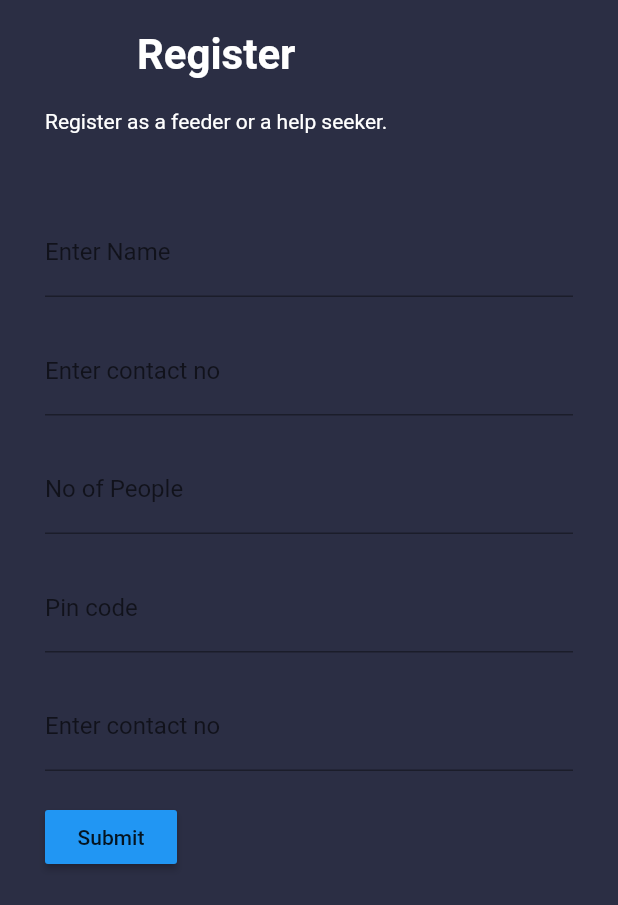
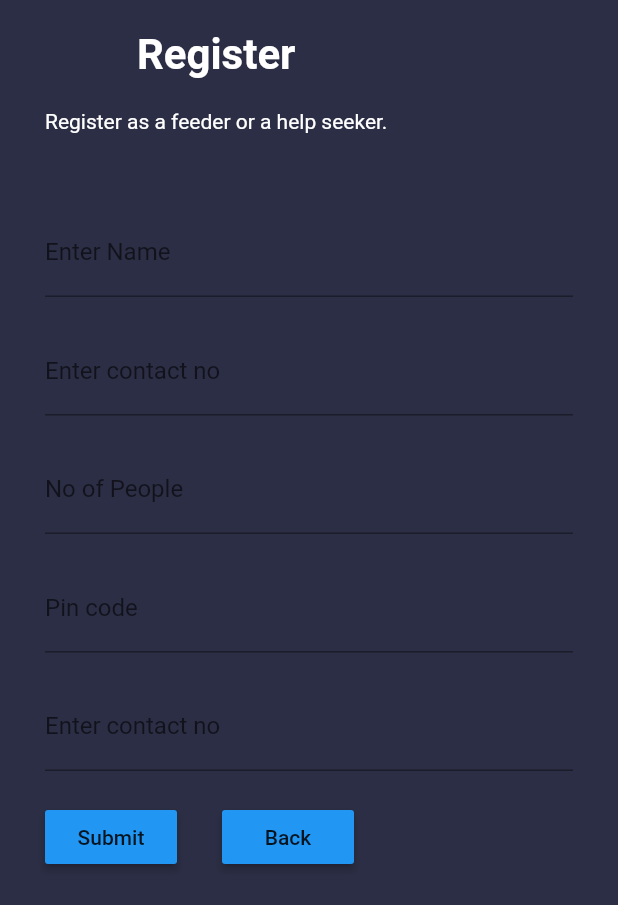
Before and after one commit to DB-25/impaco-2, a Flutter app: the FormScreen screen opened directly, on a phone screen of 412 x 824 dp. Shown: the top 905 px of the screen. Run offline on Flutter 3.47's test engine with Material 2 defaults, Android fonts, the phone set to English and light mode, and no system bars.

Commit message:
navigation added

```diff
--- a/lib/main.dart
+++ b/lib/main.dart
@@ -1,5 +1,4 @@
 import 'package:flutter/material.dart';
-import 'package:impaco/src/screens/album_screen.dart';
 import 'src/screens/home_screen.dart';
 import 'src/screens/result_screen.dart';
 import 'src/screens/form_screen.dart';
--- a/lib/src/models/album_model.dart
+++ /dev/null
@@ -1,35 +0,0 @@
-import 'dart:async';
-import 'dart:convert';
-
-import 'package:http/http.dart' as http;
-
-class Album {
-  final int userId;
-  final int id;
-  final String title;
-
-  Album({this.userId, this.id, this.title});
-
-  factory Album.fromJson(Map<String, dynamic> json) {
-    return Album(
-      userId: json['userId'],
-      id: json['id'],
-      title: json['title'],
-    );
-  }
-}
-
-Future<Album> fetchAlbum() async {
-  final response =
-  await http.get('https://jsonplaceholder.typicode.com/albums/1');
-
-  if (response.statusCode == 200) {
-    // If the server did return a 200 OK response,
-    // then parse the JSON.
-    return Album.fromJson(json.decode(response.body));
-  } else {
-    // If the server did not return a 200 OK response,
-    // then throw an exception.
-    throw Exception('Failed to load album');
-  }
-}
--- a/lib/src/models/data_model.dart
+++ b/lib/src/models/data_model.dart
@@ -2,7 +2,7 @@ class DataModel {
   String primaryId;
   String attrOne;
   String attrTwo;
-  String attrThree;
+  String attrThr;
   String attrFour;
   String attrFive;
   String attrSix;
@@ -12,7 +12,7 @@ class DataModel {
     this.primaryId,
     this.attrOne,
     this.attrTwo,
-    this.attrThree,
+    this.attrThr,
     this.attrFour,
     this.attrFive,
     this.attrSix,
@@ -24,7 +24,7 @@ class DataModel {
         primaryId : parsedJson['primaryId'],
         attrOne : parsedJson['attrOne'],
         attrTwo : parsedJson['attrTwo'],
-        attrThree : parsedJson['attrThree'],
+        attrThr : parsedJson['attrThr'],
         attrFour : parsedJson['attrFour'],
         attrFive : parsedJson['attrFive'],
         attrSix : parsedJson['attrSix'],
--- a/lib/src/screens/form_screen.dart
+++ b/lib/src/screens/form_screen.dart
@@ -18,7 +18,7 @@ class FormScreenState extends State<FormScreen> {
   var formData = {
     'attrOne': '',
     'attrTwo': '',
-    'attrThree': '',
+    'attrThr': '',
     'attrFour': '',
     'attrFive': '',
     'attrSix': '',
@@ -26,7 +26,8 @@ class FormScreenState extends State<FormScreen> {
 
   @override
   Widget build(BuildContext context) {
-    return Scaffold(
+    return GestureDetector(
+      child: Scaffold(
         key: scaffoldKey,
         backgroundColor: Color(0xFF2b2e44),
         body: SafeArea(
@@ -51,6 +52,7 @@ class FormScreenState extends State<FormScreen> {
                     Container(margin: EdgeInsets.only(bottom:20),),
                     submitButton(apiDriver),
                   ],
+                ),
               ),
             ),
           ),
@@ -119,7 +121,7 @@ class FormScreenState extends State<FormScreen> {
         hintText: 'No of People',
       ),
       onSaved: (String value) {
-        formData['attrThree'] = value;
+        formData['attrThr'] = value;
       },
     );
   }
@@ -164,7 +166,11 @@ class FormScreenState extends State<FormScreen> {
   }
 
   Widget submitButton(DataApiDriver apiDriver) {
-    return RaisedButton(
+    return Row(
+      children: <Widget>[
+        Column(
+          children: <Widget>[
+            RaisedButton(
               color: Colors.blue,
               child: Text('Submit'),
               onPressed: () async {
@@ -175,6 +181,22 @@ class FormScreenState extends State<FormScreen> {
                   //_futureDataModel = create();
                 });
               },
+            ),
+          ],
+        ),
+        Padding(padding: EdgeInsets.only(left: 30)),
+        Column(
+          children: <Widget>[
+            RaisedButton(
+              color: Colors.blue,
+              child: Text('Back'),
+              onPressed: () {
+                Navigator.pop(context);
+              },
+            ),
+          ],
+        )
+      ],
     );
   }
 }
```
Also changed, not shown: lib/src/apis/data_api.dart (+14 -6 lines), lib/src/screens/album_screen.dart (deleted, +0 -49 lines), lib/src/screens/home_screen.dart (+16 -6 lines), lib/src/screens/result_screen.dart (+29 -2 lines). Lines whose indentation alone changed are shown as unchanged.
